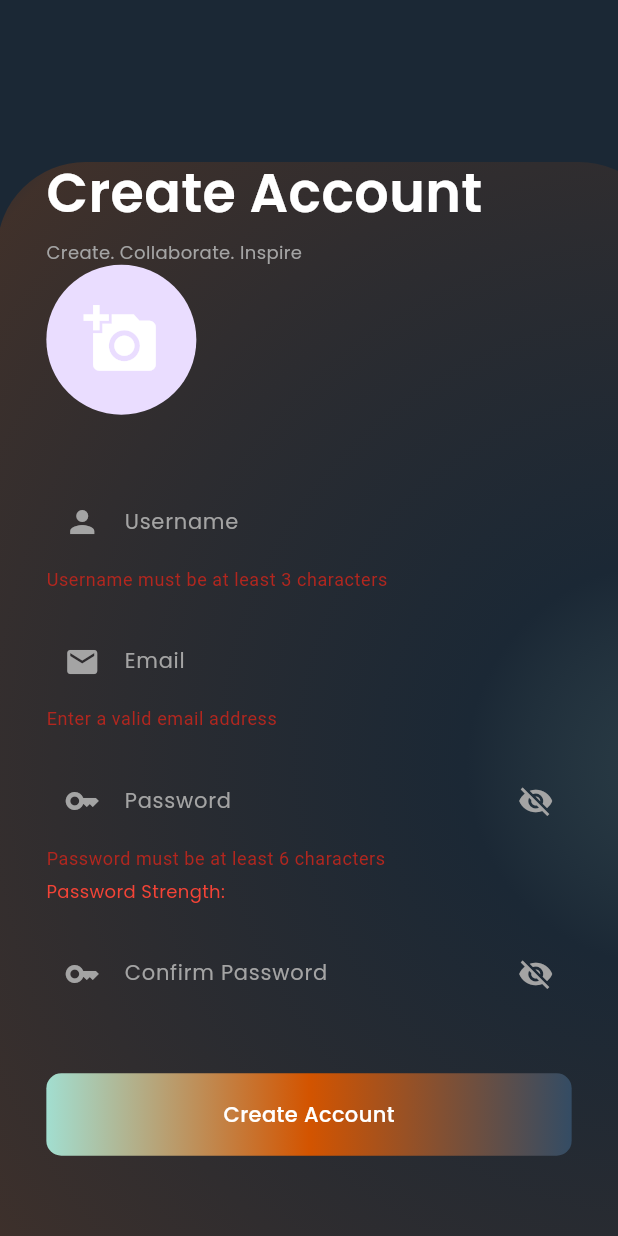
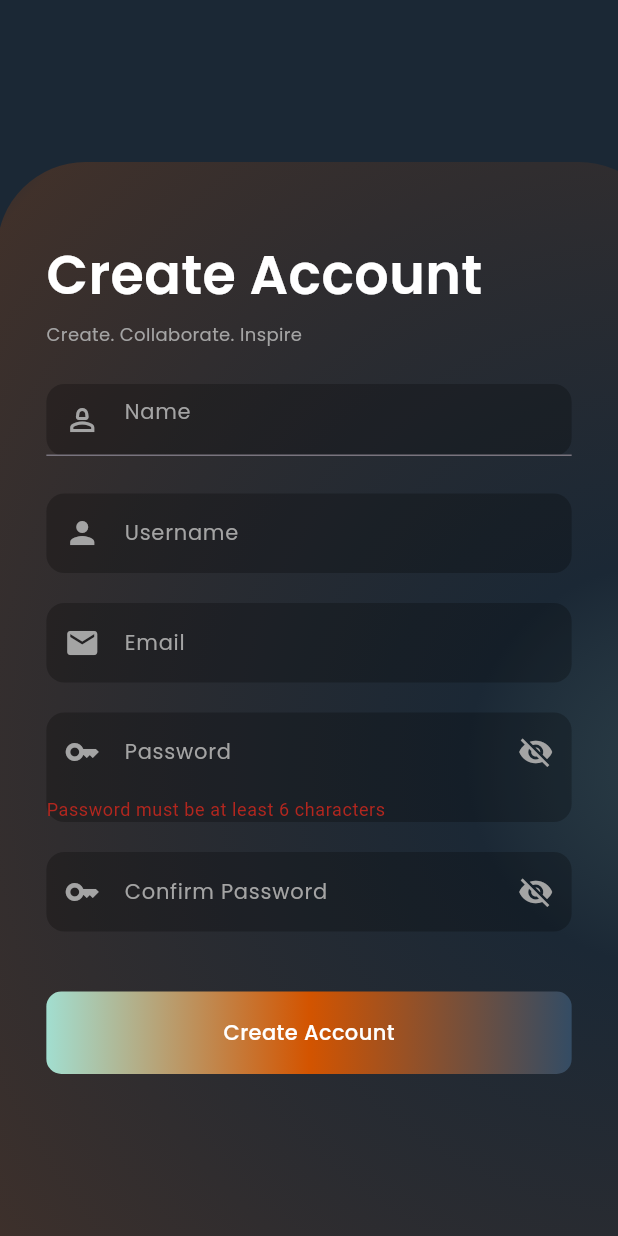
Before and after one commit to JoryAlharbi/2024-25_GP_21, a Flutter app: the SignUpPage screen opened by its route, after a tap on "Create Account", on a phone screen of 412 x 824 dp. Run offline on Flutter 3.47's test engine with Material 3 defaults, Android fonts, the phone set to English and light mode, and no system bars; our stand-ins replace cached_network_image, cloud_firestore, firebase_auth, firebase_core, firebase_database, firebase_messaging and 3 more; accounts and stored records are empty.

Commit message:
signup page DONE

```diff
--- a/lib/signup_page.dart
+++ b/lib/signup_page.dart
@@ -22,33 +22,17 @@ class _SignUpPageState extends State<SignUpPage> {
   final TextEditingController _confirmPasswordController =
       TextEditingController();
   final TextEditingController _usernameController = TextEditingController();
+  final TextEditingController _nameController = TextEditingController();
+
   bool _isObscured = true;
   bool _isLoading = false;
   bool _isSuccessful = false;
   String _passwordStrength = "";
   File? _profileImage;
 
-  // Function to pick an image
-  Future<void> pickImage() async {
-    final pickedFile =
-        await ImagePicker().pickImage(source: ImageSource.gallery);
-    if (pickedFile != null) {
-      setState(() {
-        _profileImage = File(pickedFile.path);
-      });
-    }
-  }
-
-  // Password strength checker function
-  String checkPasswordStrength(String password) {
-    if (password.length < 6) {
-      return "Weak";
-    } else if (password.length < 10) {
-      return "Moderate";
-    } else {
-      return "Strong";
-    }
-  }
+  String? _emailError;
+  String? _usernameError;
+  String? _nameError;
 
   // Sign up action
   void signUpAction() async {
@@ -83,26 +67,15 @@ class _SignUpPageState extends State<SignUpPage> {
 
       User? user = userCredential.user;
 
-      // Upload profile image if selected
-      String? profileImageUrl;
-      if (_profileImage != null) {
-        final ref = FirebaseStorage.instance
-            .ref()
-            .child('profile_images')
-            .child('${user!.uid}.jpg');
-        await ref.putFile(_profileImage!);
-        profileImageUrl = await ref.getDownloadURL();
-      }
-
       /// to add in the writer collection ther writer info
       if (user != null) {
         await user
             .sendEmailVerification(); //send a validation email to the email
 
         FirebaseFirestore.instance.collection('Writer').doc(user.uid).set({
+          'name': _nameController.text.trim(),
           'username': _usernameController.text.trim(),
           'email': _emailController.text.trim(),
-          'profileImageUrl': profileImageUrl ?? '',
         });
 
         setState(() {
@@ -148,6 +121,7 @@ class _SignUpPageState extends State<SignUpPage> {
   @override
   Widget build(BuildContext context) {
     return Scaffold(
+      resizeToAvoidBottomInset: true,
       backgroundColor: const Color(0xFF1B2835),
       body: Stack(
         children: [
@@ -202,23 +176,56 @@ class _SignUpPageState extends State<SignUpPage> {
                           color: const Color(0xFFA4A4A4),
                         ),
                       ),
-                      GestureDetector(
-                        onTap: pickImage,
-                        child: CircleAvatar(
-                          radius: 50,
-                          backgroundImage: _profileImage != null
-                              ? FileImage(_profileImage!)
-                              : null,
-                          child: _profileImage == null
-                              ? Icon(Icons.add_a_photo,
-                                  color: Colors.white, size: 50)
-                              : null,
+                      const SizedBox(height: 25),
+                      Container(
+                        decoration: BoxDecoration(
+                          color: Color.fromRGBO(0, 0, 0, 0.25),
+                          borderRadius: BorderRadius.circular(12),
+                        ),
+
+                        // Name Field
+                        child: TextFormField(
+                          controller: _nameController,
+                          onChanged: (value) {
+                            setState(() {
+                              _nameError = value.isNotEmpty
+                                  ? null
+                                  : 'Name cannot be empty';
+                            });
+                          },
+                          style: GoogleFonts.poppins(
+                            fontSize: 14,
+                            fontWeight: FontWeight.w500,
+                            color: Colors.white,
+                          ),
+                          decoration: InputDecoration(
+                            hintText: 'Name',
+                            hintStyle: GoogleFonts.poppins(
+                              fontSize: 14,
+                              fontWeight: FontWeight.w400,
+                              color: const Color(0xFFA4A4A4),
+                            ),
+                            prefixIcon: const Icon(Icons.person_2_outlined,
+                                color: Color(0xFFA4A4A4)),
+                            errorText: _nameError,
                           ),
                         ),
-                      const SizedBox(height: 20),
+                      ),
                       const SizedBox(height: 25),
-                      TextFormField(
+                      Container(
+                        decoration: BoxDecoration(
+                          color: Color.fromRGBO(0, 0, 0, 0.25),
+                          borderRadius: BorderRadius.circular(12),
+                        ),
+                        child: TextFormField(
                           controller: _usernameController,
+                          onChanged: (value) {
+                            setState(() {
+                              _usernameError = value.length >= 3
+                                  ? null
+                                  : 'Username must be at least 3 characters';
+                            });
+                          },
                           style: GoogleFonts.poppins(
                             fontSize: 14,
                             fontWeight: FontWeight.w500,
@@ -236,15 +243,28 @@ class _SignUpPageState extends State<SignUpPage> {
                             contentPadding:
                                 const EdgeInsets.symmetric(vertical: 16.0),
                             border: InputBorder.none,
+                            errorText: _usernameError, // Show error text
                           ),
-                        validator: (value) => value != null && value.length >= 3
-                            ? null
-                            : 'Username must be at least 3 characters',
+                        ),
                       ),
                       const SizedBox(height: 20),
-                      TextFormField(
+                      Container(
+                        decoration: BoxDecoration(
+                          color: Color.fromRGBO(0, 0, 0, 0.25),
+                          borderRadius: BorderRadius.circular(12),
+                        ),
+                        child: TextFormField(
                           controller: _emailController,
                           keyboardType: TextInputType.emailAddress,
+                          onChanged: (value) {
+                            setState(() {
+                              _emailError =
+                                  RegExp(r"^[a-zA-Z0-9._%+-]+@[a-zA-Z0-9.-]+\.[a-zA-Z]{2,4}$")
+                                          .hasMatch(value)
+                                      ? null
+                                      : 'Enter a valid email address';
+                            });
+                          },
                           style: GoogleFonts.poppins(
                             fontSize: 14,
                             fontWeight: FontWeight.w500,
@@ -257,27 +277,24 @@ class _SignUpPageState extends State<SignUpPage> {
                               fontWeight: FontWeight.w400,
                               color: const Color(0xFFA4A4A4),
                             ),
-                          prefixIcon:
-                              const Icon(Icons.email, color: Color(0xFFA4A4A4)),
+                            prefixIcon: const Icon(Icons.email,
+                                color: Color(0xFFA4A4A4)),
                             contentPadding:
                                 const EdgeInsets.symmetric(vertical: 16.0),
                             border: InputBorder.none,
+                            errorText: _emailError, // Show error text
                           ),
-                        validator: (value) => value != null &&
-                                RegExp(r"^[a-zA-Z0-9._%+-]+@[a-zA-Z0-9.-]+\.[a-zA-Z]{2,4}$")
-                                    .hasMatch(value)
-                            ? null
-                            : 'Enter a valid email address',
+                        ),
                       ),
                       const SizedBox(height: 20),
-                      TextFormField(
+                      Container(
+                        decoration: BoxDecoration(
+                          color: Color.fromRGBO(0, 0, 0, 0.25),
+                          borderRadius: BorderRadius.circular(12),
+                        ),
+                        child: TextFormField(
                           controller: _passwordController,
                           obscureText: _isObscured,
-                        onChanged: (value) {
-                          setState(() {
-                            _passwordStrength = checkPasswordStrength(value);
-                          });
-                        },
                           style: GoogleFonts.poppins(
                             fontSize: 14,
                             fontWeight: FontWeight.w500,
@@ -309,24 +326,19 @@ class _SignUpPageState extends State<SignUpPage> {
                                 const EdgeInsets.symmetric(vertical: 16.0),
                             border: InputBorder.none,
                           ),
-                        validator: (value) => value != null && value.length >= 6
+                          validator: (value) =>
+                              value != null && value.length >= 6
                                   ? null
                                   : 'Password must be at least 6 characters',
                         ),
-                      const SizedBox(height: 5),
-                      Text(
-                        'Password Strength: $_passwordStrength',
-                        style: GoogleFonts.poppins(
-                          fontSize: 12,
-                          color: _passwordStrength == "Strong"
-                              ? Colors.green
-                              : _passwordStrength == "Moderate"
-                                  ? Colors.orange
-                                  : Colors.red,
-                        ),
                       ),
                       const SizedBox(height: 20),
-                      TextFormField(
+                      Container(
+                        decoration: BoxDecoration(
+                          color: Color.fromRGBO(0, 0, 0, 0.25),
+                          borderRadius: BorderRadius.circular(12),
+                        ),
+                        child: TextFormField(
                           controller: _confirmPasswordController,
                           obscureText: _isObscured,
                           style: GoogleFonts.poppins(
@@ -366,6 +378,7 @@ class _SignUpPageState extends State<SignUpPage> {
                             }
                             return null; // Valid
                           },
+                        ),
                       ),
                       const SizedBox(height: 40),
                       GestureDetector(
```
Also changed, not shown: 1 other file. Lines whose indentation alone changed are shown as unchanged.
